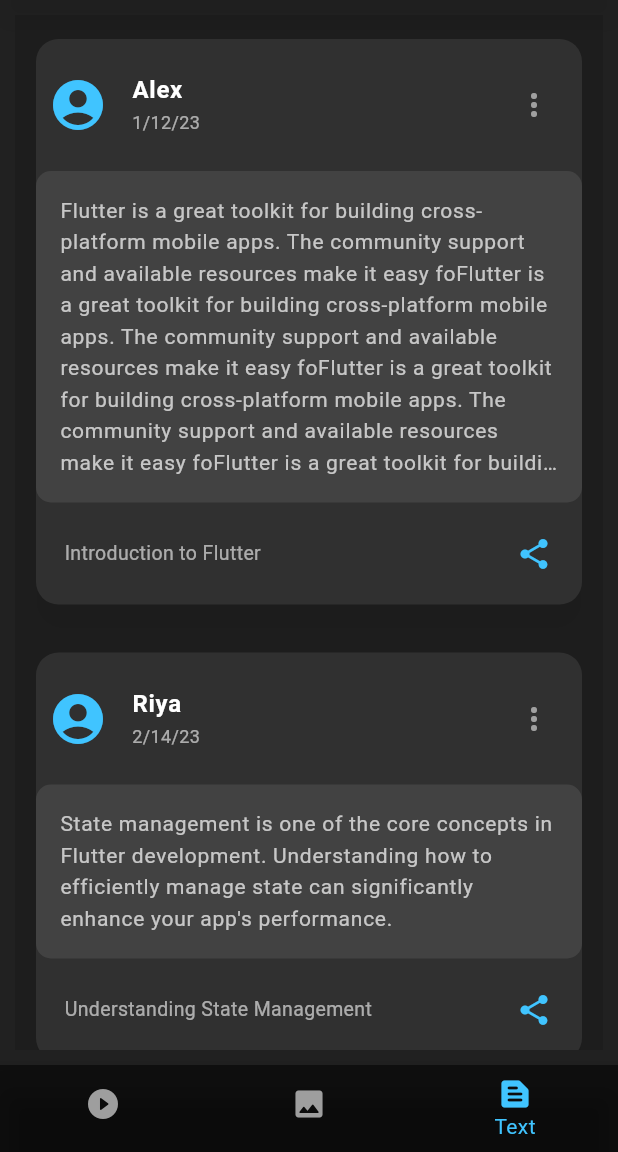
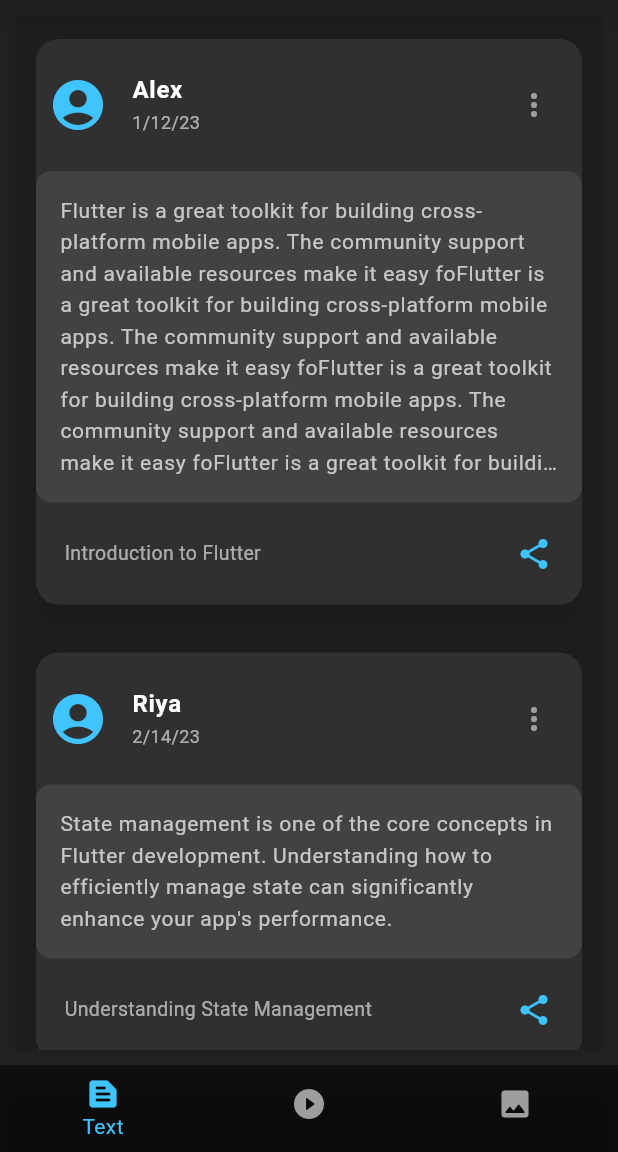
Before and after one commit to C-vam2/mind_link, a Flutter app: the screen it shows after launch, on a phone screen of 412 x 824 dp, the part 84-1236 px from its top. Run offline on Flutter 3.47's test engine with Material 3 defaults, Android fonts, the phone set to English and light mode, and no system bars; our stand-ins replace flutter_svg, share_plus, video_player.

Commit message:
Minor bug fixes

```diff
--- a/lib/screens/HomePageScreen.dart
+++ b/lib/screens/HomePageScreen.dart
@@ -12,9 +12,13 @@ class Homepagescreen extends StatefulWidget {
 }
 
 class _HomepagescreenState extends State<Homepagescreen> {
-  int currIdx = 2;
+  int currIdx = 0;
 
   List<BottomNavigationBarItem> itemList = [
+    BottomNavigationBarItem(
+      icon: Icon(Icons.text_snippet_rounded),
+      label: "Text",
+    ),
     BottomNavigationBarItem(
       icon: Icon(Icons.play_circle_fill_rounded),
       label: "Videos",
@@ -23,16 +27,12 @@ class _HomepagescreenState extends State<Homepagescreen> {
       icon: Icon(Icons.image_rounded),
       label: "Image",
     ),
-    BottomNavigationBarItem(
-      icon: Icon(Icons.text_snippet_rounded),
-      label: "Text",
-    ),
   ];
 
   List<Widget> screens = [
+    TextPostScreen(),
     VideoPostScreen(),
     ImagePostScreen(),
-    TextPostScreen(),
   ];
 
   @override
--- a/lib/widgets/videoPostCard.dart
+++ b/lib/widgets/videoPostCard.dart
@@ -56,7 +56,7 @@ class _VideoPostCardState extends State<VideoPostCard> {
   @override
   Widget build(BuildContext context) {
     return Container(
-      margin: !kIsWeb ? EdgeInsets.all(50) : null,
+      margin: kIsWeb ? EdgeInsets.all(50) : null,
       padding: const EdgeInsets.symmetric(horizontal: 12, vertical: 15),
       child: Card(
         elevation: 8,
```
Also changed, not shown: 1 other file.
